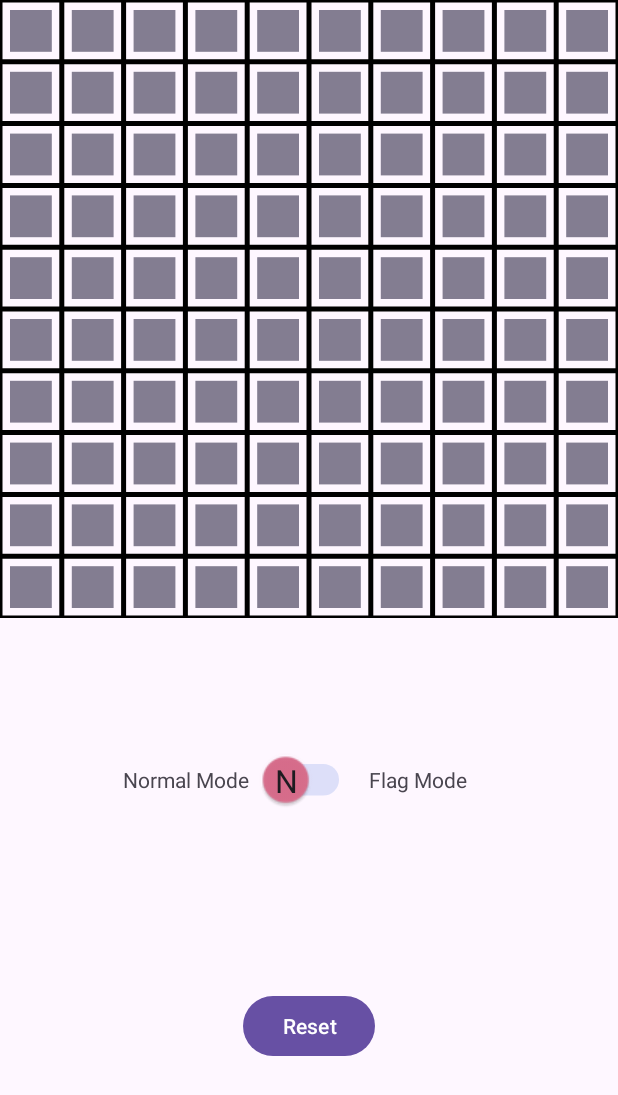
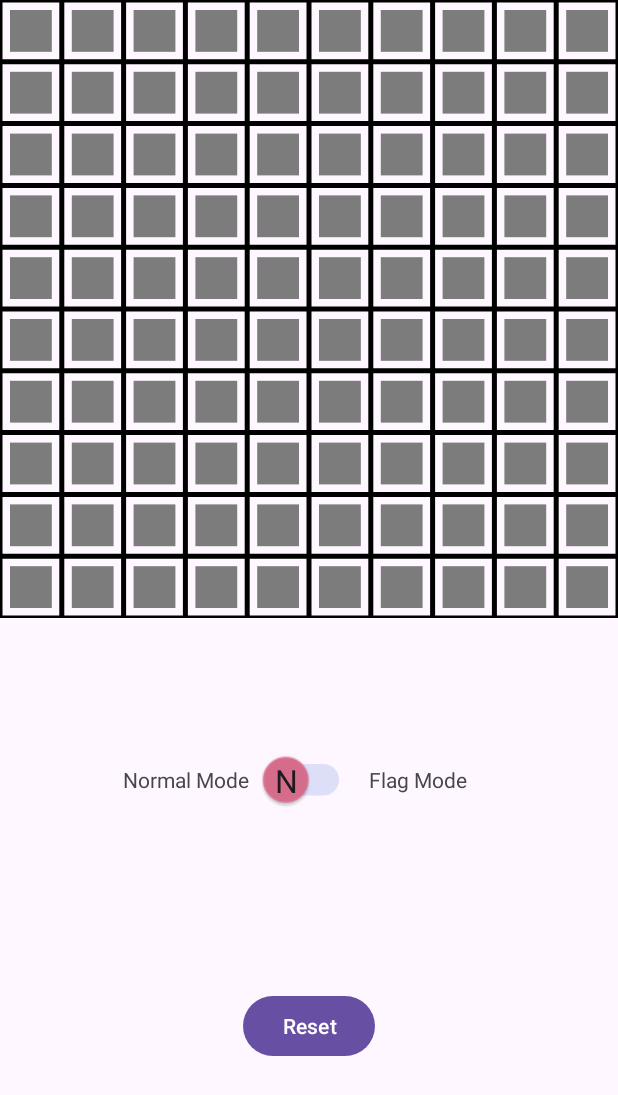
Before and after one commit to mozsarmate/MineSweeper_android, an Android app: the layout activity_main.xml on its own in the app's theme, with its tools: preview values and no code run, on a phone screen of 412 x 824 dp. Shown: the top 1095 px of the screen. Run offline under Robolectric (Android 15) with nearby library versions, the light colour scheme and no system bars.

Commit message:
minor changes, -disabled dark mode -colors

```diff
--- a/app/src/main/AndroidManifest.xml
+++ b/app/src/main/AndroidManifest.xml
@@ -6,9 +6,9 @@
             android:allowBackup="true"
             android:dataExtractionRules="@xml/data_extraction_rules"
             android:fullBackupContent="@xml/backup_rules"
-            android:icon="@mipmap/ic_launcher"
+            android:icon="@drawable/baseline_report_gmailerrorred_24"
             android:label="@string/app_name"
-            android:roundIcon="@mipmap/ic_launcher_round"
+            android:roundIcon="@drawable/baseline_report_gmailerrorred_24"
             android:supportsRtl="true"
             android:theme="@style/Theme.MineSweeper"
             tools:targetApi="31">
--- a/app/src/main/java/hu/ait/minesweeper/GameView.kt
+++ b/app/src/main/java/hu/ait/minesweeper/GameView.kt
@@ -12,6 +12,7 @@ import android.util.AttributeSet
 import android.util.Log
 import android.view.MotionEvent
 import android.view.View
+import androidx.core.content.ContextCompat
 import com.google.android.material.snackbar.Snackbar
 import hu.ait.minesweeper.R.color.*
 import kotlin.math.abs
@@ -39,11 +40,10 @@ class GameView(context: Context?, attrs: AttributeSet?) : View(context, attrs) {
         gridNumW = MineSweeperModel.numCols
         gridNumH = MineSweeperModel.numRows
 
-        paintBackground.color = bgGray
+        paintBackground.color = ContextCompat.getColor(this.context, R.color.bgGray)
         paintBackground.style = Paint.Style.FILL
 
-        //todo use real color
-        paintRect.color = tileGray
+        paintRect.color = ContextCompat.getColor(this.context, R.color.tileGray)
         paintRect.style = Paint.Style.FILL
 
         paintLine.color = Color.BLACK
--- a/app/src/main/java/hu/ait/minesweeper/MineSweeperModel.kt
+++ b/app/src/main/java/hu/ait/minesweeper/MineSweeperModel.kt
@@ -4,10 +4,9 @@ import android.util.Log
 import kotlin.random.Random
 
 object MineSweeperModel {
-    //todo get these from mainactivity
     const val numRows = 10
     const val numCols = 10
-    const val numBombs = 2
+    const val numBombs = 16
     var numRevealed = 0
     var numFlagged = 0
 
--- a/app/src/main/res/values/themes.xml
+++ b/app/src/main/res/values/themes.xml
@@ -1,6 +1,6 @@
 <resources xmlns:tools="http://schemas.android.com/tools">
     <!-- Base application theme. -->
-    <style name="Base.Theme.MineSweeper" parent="Theme.Material3.DayNight.NoActionBar">
+    <style name="Base.Theme.MineSweeper" parent="Theme.Material3.Light.NoActionBar">
         <!-- Customize your light theme here. -->
         <!-- <item name="colorPrimary">@color/my_light_primary</item> -->
     </style>
```
